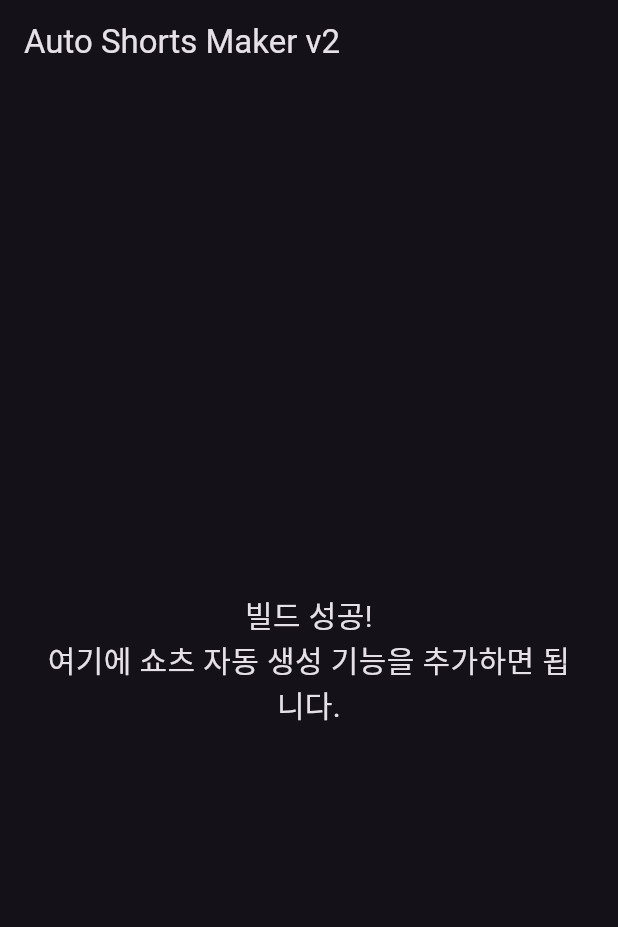
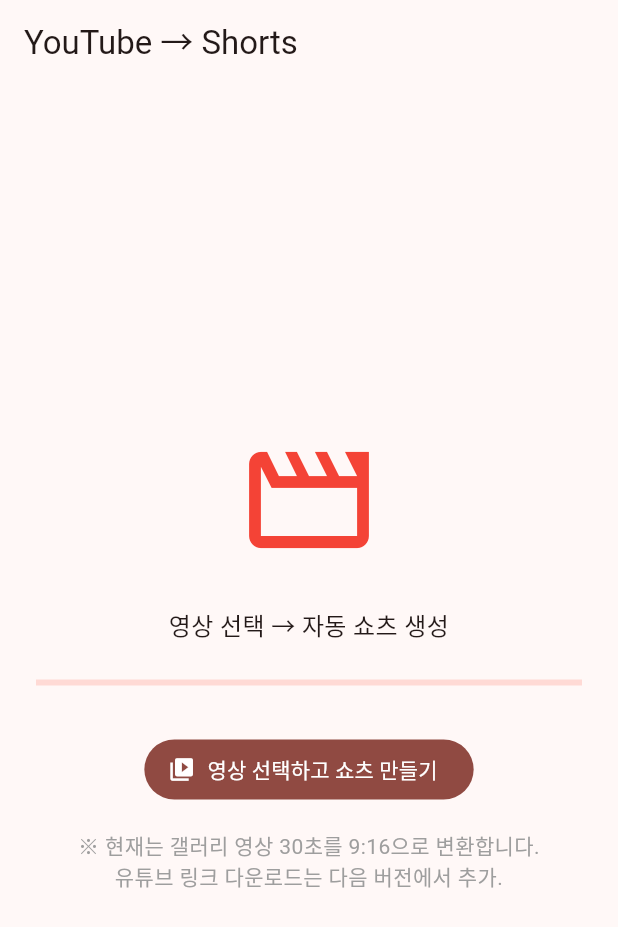
Before and after one commit to thdndpk-svg/shorts8, a Flutter app: the screen it shows after launch, on a phone screen of 412 x 824 dp. Shown: the top 927 px of the screen. Run offline on Flutter 3.47's test engine with Material 3 defaults, Android fonts, the phone set to English and light mode, and no system bars; our stand-ins replace image_picker, permission_handler; missing offline and left inert: ffmpeg_kit_flutter_full_gpl.

Commit message:
Add files via upload

```diff
--- /dev/null
+++ b/analysis_options_1.yaml
@@ -0,0 +1 @@
+include: package:flutter_lints/flutter.yaml
--- a/lib/main.dart
+++ b/lib/main.dart
@@ -1,38 +1,83 @@
 
+import 'dart:io';
 import 'package:flutter/material.dart';
+import 'package:image_picker/image_picker.dart';
+import 'package:ffmpeg_kit_flutter_full_gpl/ffmpeg_kit.dart';
+import 'package:path_provider/path_provider.dart';
+import 'package:permission_handler/permission_handler.dart';
 
-void main() {
-  runApp(const ShortsApp());
-}
+void main() => runApp(const ShortsApp());
 
 class ShortsApp extends StatelessWidget {
   const ShortsApp({super.key});
-
   @override
   Widget build(BuildContext context) {
     return MaterialApp(
-      title: 'Auto Shorts Maker v2',
-      theme: ThemeData.dark(useMaterial3: true),
-      home: const HomePage(),
+      title: 'Shorts Maker',
+      theme: ThemeData(useMaterial3: true, colorSchemeSeed: Colors.red),
+      home: const Home(),
     );
   }
 }
 
-class HomePage extends StatelessWidget {
-  const HomePage({super.key});
+class Home extends StatefulWidget {
+  const Home({super.key});
+  @override
+  State<Home> createState() => _HomeState();
+}
+
+class _HomeState extends State<Home> {
+  String status = '영상 선택 → 자동 쇼츠 생성';
+  double progress = 0;
+
+  Future<void> pickAndMake() async {
+    await [Permission.storage, Permission.videos, Permission.photos].request();
+    final picker = ImagePicker();
+    final video = await picker.pickVideo(source: ImageSource.gallery);
+    if (video == null) return;
+
+    setState(() { status = '변환 중...'; progress = 0.2; });
+
+    final dir = await getApplicationDocumentsDirectory();
+    final outPath = "${dir.path}/shorts_${DateTime.now().millisecondsSinceEpoch}.mp4";
+    final input = video.path;
+
+    // 1. 9:16 크롭 + 30초 컷 + 자막 추가
+    // scale and crop to 1080x1920, take first 30 seconds
+    final cmd = "-y -i \"$input\" -t 30 -vf \"scale=1080:1920:force_original_aspect_ratio=increase,crop=1080:1920,drawtext=text='@shorts':fontcolor=white:fontsize=48:x=(w-text_w)/2:y=h-100:box=1:boxcolor=black@0.5\" -c:a aac -b:a 128k -preset ultrafast $outPath";
+
+    await FFmpegKit.execute(cmd);
+
+    setState(() { status = '완료! 저장됨:\n$outPath'; progress = 1.0; });
+
+    ScaffoldMessenger.of(context).showSnackBar(
+      SnackBar(content: Text('쇼츠 생성 완료!')),
+    );
+  }
 
   @override
   Widget build(BuildContext context) {
     return Scaffold(
-      appBar: AppBar(title: const Text('Auto Shorts Maker v2')),
-      body: const Center(
-        child: Padding(
-          padding: EdgeInsets.all(24.0),
-          child: Text(
-            '빌드 성공!\n여기에 쇼츠 자동 생성 기능을 추가하면 됩니다.',
-            textAlign: TextAlign.center,
-            style: TextStyle(fontSize: 20),
-          ),
+      appBar: AppBar(title: const Text('YouTube → Shorts')),
+      body: Padding(
+        padding: const EdgeInsets.all(24),
+        child: Column(
+          mainAxisAlignment: MainAxisAlignment.center,
+          children: [
+            Icon(Icons.movie_creation_outlined, size: 96, color: Colors.red),
+            const SizedBox(height: 24),
+            Text(status, textAlign: TextAlign.center, style: const TextStyle(fontSize: 16)),
+            const SizedBox(height: 24),
+            LinearProgressIndicator(value: progress),
+            const SizedBox(height: 32),
+            FilledButton.icon(
+              onPressed: pickAndMake,
+              icon: const Icon(Icons.video_library),
+              label: const Text('영상 선택하고 쇼츠 만들기'),
+            ),
+            const SizedBox(height: 16),
+            const Text('※ 현재는 갤러리 영상 30초를 9:16으로 변환합니다.\n유튜브 링크 다운로드는 다음 버전에서 추가.', textAlign: TextAlign.center, style: TextStyle(color: Colors.grey)),
+          ],
         ),
       ),
     );
--- /dev/null
+++ b/lib/main_1.dart
@@ -0,0 +1,40 @@
+
+import 'package:flutter/material.dart';
+
+void main() {
+  runApp(const ShortsApp());
+}
+
+class ShortsApp extends StatelessWidget {
+  const ShortsApp({super.key});
+
+  @override
+  Widget build(BuildContext context) {
+    return MaterialApp(
+      title: 'Auto Shorts Maker v2',
+      theme: ThemeData.dark(useMaterial3: true),
+      home: const HomePage(),
+    );
+  }
+}
+
+class HomePage extends StatelessWidget {
+  const HomePage({super.key});
+
+  @override
+  Widget build(BuildContext context) {
+    return Scaffold(
+      appBar: AppBar(title: const Text('Auto Shorts Maker v2')),
+      body: const Center(
+        child: Padding(
+          padding: EdgeInsets.all(24.0),
+          child: Text(
+            '빌드 성공!\n여기에 쇼츠 자동 생성 기능을 추가하면 됩니다.',
+            textAlign: TextAlign.center,
+            style: TextStyle(fontSize: 20),
+          ),
+        ),
+      ),
+    );
+  }
+}
```
Also changed, not shown: pubspec.yaml (+10 -5 lines), pubspec_1.yaml (added, +19 -0 lines), 10 other files.
